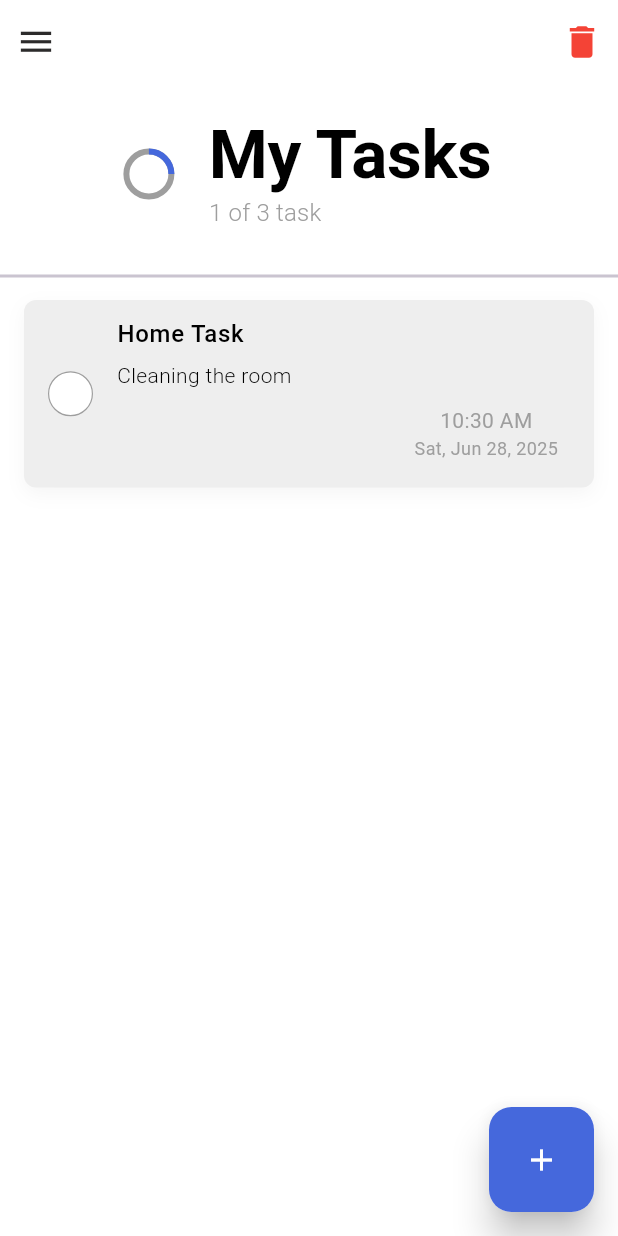
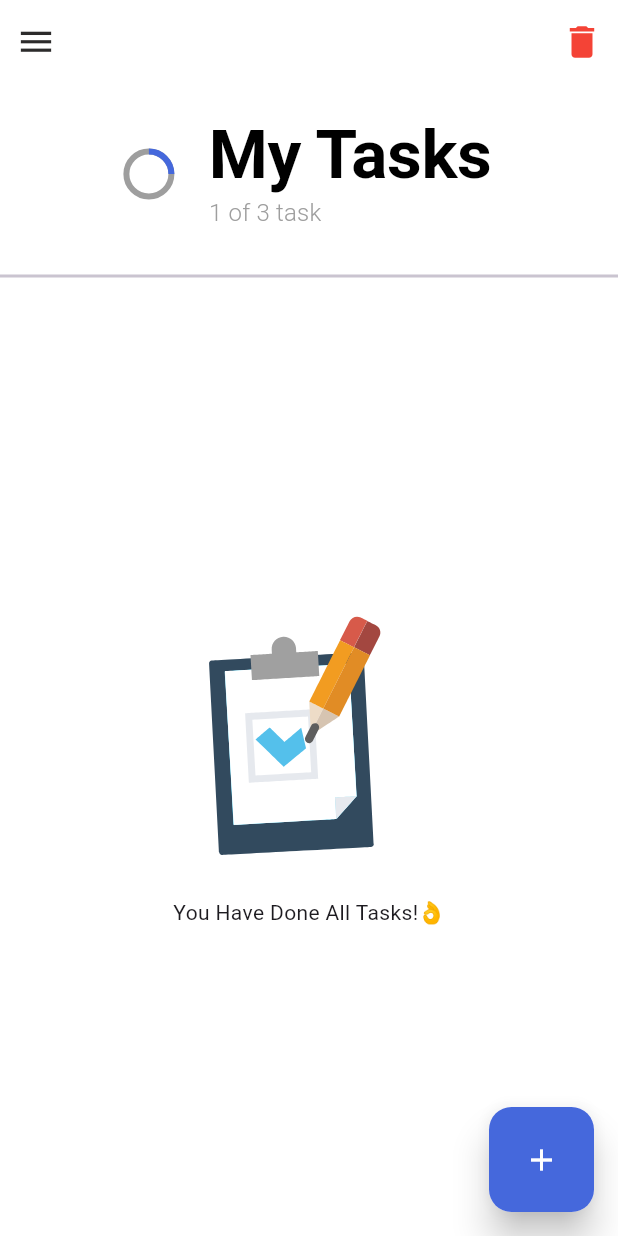
Before and after one commit to Amal-AM4/Todo-Hive, a Flutter app: the screen it shows after launch, on a phone screen of 412 x 824 dp. Run offline on Flutter 3.47's test engine with Material 3 defaults, Android fonts, the phone set to English and light mode, and no system bars; drawn by our look-alikes of flutter_slider_drawer; our stand-ins replace animate_do, flutter_datetime_picker, hive, hive_flutter, lottie; missing offline and left inert: ftoast, panara_dialogs; accounts and stored records are empty; generated files the repository leaves out were written again.

Commit message:
update list

```diff
--- a/lib/views/home/home_view.dart
+++ b/lib/views/home/home_view.dart
@@ -1,8 +1,10 @@
 import 'package:flutter/material.dart';
 import 'package:flutter_slider_drawer/flutter_slider_drawer.dart';
+import 'package:hive/hive.dart';
 import 'package:lottie/lottie.dart';
 
 import 'package:todo/extensions/space_exs.dart';
+import 'package:todo/main.dart';
 import 'package:todo/models/task.dart';
 import 'package:todo/utils/app_colors.dart';
 import 'package:todo/utils/app_str.dart';
@@ -45,6 +47,12 @@ class _HomeViewState extends State<HomeView> {
   Widget build(BuildContext context) {
     TextTheme textTheme = Theme.of(context).textTheme;
 
+    final base = BaseWidget.of(context);
+
+    return ValueListenableBuilder(
+      valueListenable: base.dataStore.listenToTask(),
+      builder: (ctx, Box<Task> box, Widget? child) {
+        var tasks = box.values.toList();
         return Scaffold(
           backgroundColor: Colors.white,
 
@@ -59,14 +67,20 @@ class _HomeViewState extends State<HomeView> {
               appBar: buildSliderAppBar(context),
 
               slider: CustomerDrawer(),
-          child: _buildHomeBody(textTheme),
+              child: _buildHomeBody(textTheme, base, tasks),
             ),
           ),
+        );
+      },
     );
   }
 
   // Home body
-  Widget _buildHomeBody(TextTheme textTheme) {
+  Widget _buildHomeBody(
+    TextTheme textTheme,
+    BaseWidget base,
+    List<Task> tasks,
+  ) {
     return SizedBox(
       width: double.infinity,
       height: double.infinity,
@@ -119,12 +133,14 @@ class _HomeViewState extends State<HomeView> {
           // Tasks
           Expanded(
             child:
-                testing.isNotEmpty
+                tasks.isNotEmpty
                     // Task list is not empty
                     ? ListView.builder(
-                      itemCount: testing.length,
+                      itemCount: tasks.length,
                       scrollDirection: Axis.vertical,
                       itemBuilder: (context, index) {
+                        // Get single task for showing the list
+                        var task = tasks[index];
                         return Dismissible(
                           direction: DismissDirection.horizontal,
                           onDismissed: (_) {
@@ -145,16 +161,7 @@ class _HomeViewState extends State<HomeView> {
                             ],
                           ),
                           key: Key(index.toString()),
-                          child: TaskWidget(
-                            task: Task(
-                              id: '1',
-                              title: 'Home Task',
-                              subTitle: 'Cleaning the room',
-                              createdAtDate: DateTime.now(),
-                              createdAtTime: DateTime.now(),
-                              isCompleted: false,
-                            ),
-                          ),
+                          child: TaskWidget(task: task),
                         );
                       },
                     )
@@ -169,7 +176,7 @@ class _HomeViewState extends State<HomeView> {
                             height: 200,
                             child: Lottie.asset(
                               lottieURL,
-                              animate: testing.isNotEmpty ? false : true,
+                              animate: tasks.isNotEmpty ? false : true,
                             ),
                           ),
                         ),
--- a/lib/views/tasks/components/date_time_selection.dart
+++ b/lib/views/tasks/components/date_time_selection.dart
@@ -36,7 +36,7 @@ class DateTimeSelectionWidget extends StatelessWidget {
 
             Container(
               margin: EdgeInsets.only(right: 10),
-              width: 80,
+              width: 140,
               height: 35,
               decoration: BoxDecoration(
                 borderRadius: BorderRadius.circular(10),
--- a/lib/views/tasks/components/rep_textfield.dart
+++ b/lib/views/tasks/components/rep_textfield.dart
@@ -24,7 +24,7 @@ class RepTextField extends StatelessWidget {
       child: ListTile(
         title: TextFormField(
           controller: controller,
-          maxLength: !isForDescription ? 6 : null,
+          maxLength: !isForDescription ? 24 : null,
           cursorHeight: 24,
           style: TextStyle(color: Colors.black),
           decoration: InputDecoration(
```
Also changed, not shown: lib/views/tasks/task_view.dart (+43 -3 lines). Lines whose indentation alone changed are shown as unchanged.
